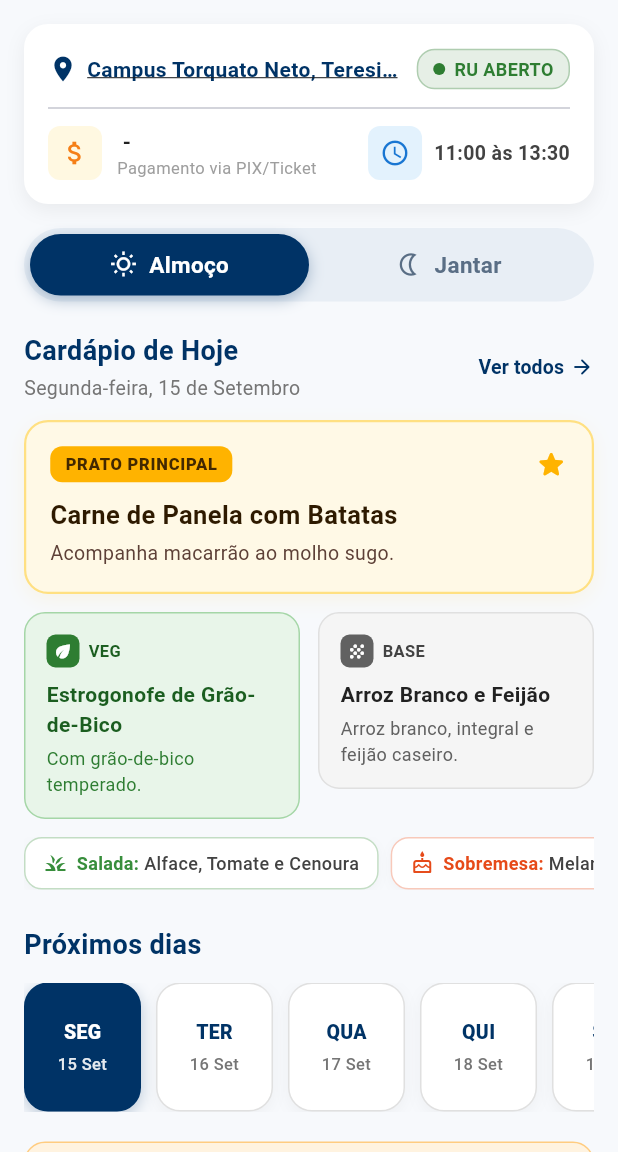
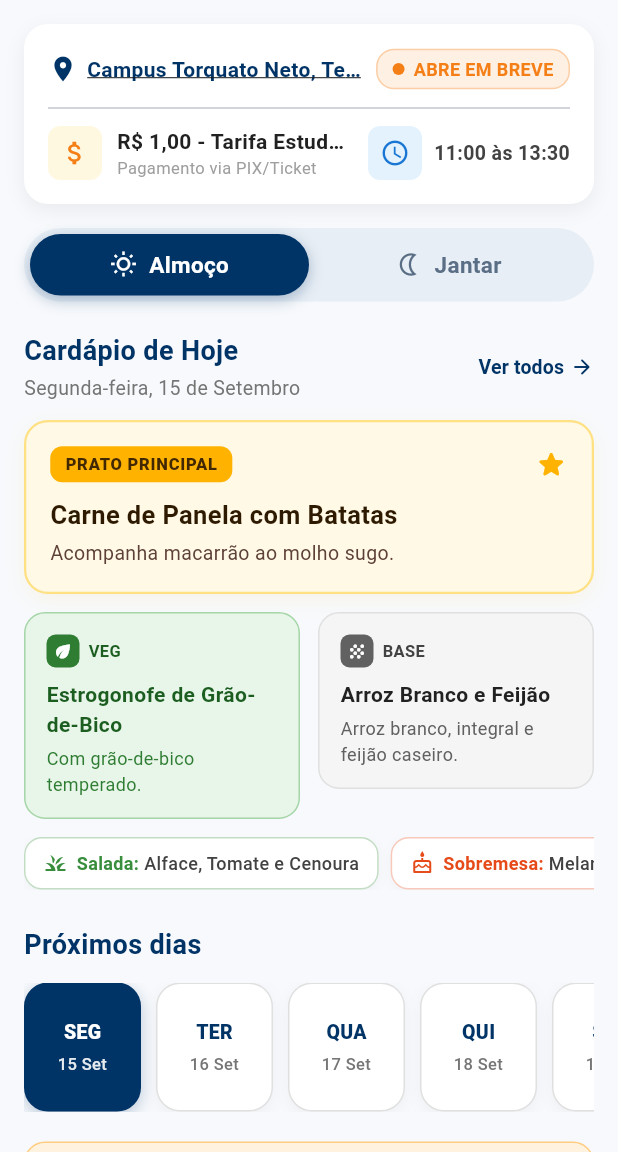
Before and after one commit to VitorLucas007/UESPI_RU, a Flutter app: the screen it shows after launch, on a phone screen of 412 x 824 dp, the part 84-1236 px from its top. Run offline on Flutter 3.47's test engine with Material 3 defaults, Android fonts, the phone set to English and light mode, and no system bars; our stand-ins replace flutter_map, latlong2.

Commit message:
correção na home page para aparecer o valor da ficha e status do ru

```diff
--- a/lib/viewmodels/home_viewmodel.dart
+++ b/lib/viewmodels/home_viewmodel.dart
@@ -1,8 +1,21 @@
+import 'dart:async';
 import 'package:flutter/material.dart';
 import '../data/dummy_data.dart';
 import '../models/cardapio.dart';
 
 enum TipoRefeicao { almoco, jantar }
+
+/// Status de funcionamento do RU baseado no horário atual.
+enum StatusRu {
+  /// O RU está atendendo agora (dentro do horário de almoço ou jantar).
+  aberto,
+
+  /// O RU está fora do horário de funcionamento.
+  fechado,
+
+  /// O RU abre em menos de 30 minutos.
+  abreEmBreve,
+}
 
 class HomeViewModel extends ChangeNotifier {
   final List<CardapioDia> _cardapioSemanal = dummyCardapioSemanal;
@@ -10,6 +23,13 @@ class HomeViewModel extends ChangeNotifier {
 
   int _diaSelecionadoIndex = 0;
   TipoRefeicao _refeicaoSelecionada = TipoRefeicao.almoco;
+  Timer? _timerStatus;
+
+  HomeViewModel() {
+    _iniciarTimerStatus();
+  }
+
+  // Getters existentes
 
   List<CardapioDia> get cardapioSemanal => _cardapioSemanal;
   Map<String, String> get infoGeral => _infoGeral;
@@ -26,6 +46,102 @@ class HomeViewModel extends ChangeNotifier {
 
   bool get estaFechado => refeicaoAtual == null;
 
+  // Status dinâmico do RU
+
+  /// Retorna o [StatusRu] calculado para o horário atual.
+  StatusRu get statusRu => _calcularStatus(DateTime.now());
+
+  /// Texto legível do status para exibição na UI.
+  String get statusRuTexto {
+    switch (statusRu) {
+      case StatusRu.aberto:
+        return 'RU ABERTO';
+      case StatusRu.abreEmBreve:
+        return 'ABRE EM BREVE';
+      case StatusRu.fechado:
+        return 'RU FECHADO';
+    }
+  }
+
+  /// Calcula o status baseado em [agora] comparando com os horários de
+  /// almoço e jantar do dia selecionado.
+  StatusRu _calcularStatus(DateTime agora) {
+    final dia = diaAtual;
+    final horaAtual = agora.hour * 60 + agora.minute; // minutos desde 00:00
+
+    // Verifica almoço
+    final intervaloAlmoco = _parseIntervalo(dia.almoco.horario);
+    if (intervaloAlmoco != null) {
+      if (horaAtual >= intervaloAlmoco.$1 && horaAtual <= intervaloAlmoco.$2) {
+        return StatusRu.aberto;
+      }
+      // Abre em breve: faltam 30 min ou menos para o início
+      if (horaAtual >= intervaloAlmoco.$1 - 30 &&
+          horaAtual < intervaloAlmoco.$1) {
+        return StatusRu.abreEmBreve;
+      }
+    }
+
+    // Verifica jantar (se existir)
+    if (dia.temJantar) {
+      final intervaloJantar = _parseIntervalo(dia.janta!.horario);
+      if (intervaloJantar != null) {
+        if (horaAtual >= intervaloJantar.$1 &&
+            horaAtual <= intervaloJantar.$2) {
+          return StatusRu.aberto;
+        }
+        if (horaAtual >= intervaloJantar.$1 - 30 &&
+            horaAtual < intervaloJantar.$1) {
+          return StatusRu.abreEmBreve;
+        }
+      }
+    }
+
+    return StatusRu.fechado;
+  }
+
+  /// Faz o parse de uma string como "11:00 às 13:30" e retorna um record
+  /// (inicioMinutos, fimMinutos). Retorna null se o formato for inesperado.
+  (int, int)? _parseIntervalo(String horario) {
+    // Normaliza variações: "às", "as", "-", "a"
+    final partes = horario
+        .replaceAll('às', '|')
+        .replaceAll('as', '|')
+        .replaceAll('-', '|')
+        .replaceAll(' a ', '|')
+        .split('|')
+        .map((s) => s.trim())
+        .where((s) => s.isNotEmpty)
+        .toList();
+
+    if (partes.length != 2) return null;
+
+    final inicio = _parseHora(partes[0]);
+    final fim = _parseHora(partes[1]);
+    if (inicio == null || fim == null) return null;
+
+    return (inicio, fim);
+  }
+
+  /// Converte "HH:MM" em minutos desde 00:00.
+  int? _parseHora(String hora) {
+    final componentes = hora.split(':');
+    if (componentes.length != 2) return null;
+    final h = int.tryParse(componentes[0]);
+    final m = int.tryParse(componentes[1]);
+    if (h == null || m == null) return null;
+    return h * 60 + m;
+  }
+
+  // Timer para atualização automática
+  void _iniciarTimerStatus() {
+    // Atualiza a cada 60 segundos para recalcular o status
+    _timerStatus = Timer.periodic(const Duration(seconds: 60), (_) {
+      notifyListeners();
+    });
+  }
+
+  // Seleção de dia e refeição
   void selecionarDia(int index) {
     if (index >= 0 && index < _cardapioSemanal.length) {
       _diaSelecionadoIndex = index;
@@ -39,4 +155,10 @@ class HomeViewModel extends ChangeNotifier {
       notifyListeners();
     }
   }
+
+  @override
+  void dispose() {
+    _timerStatus?.cancel();
+    super.dispose();
+  }
 }
--- a/lib/views/home/home_page.dart
+++ b/lib/views/home/home_page.dart
@@ -84,7 +84,8 @@ class _HomePageState extends State<HomePage> {
             // Header Card
             HeaderCard(
               campus: infoGeral['campus'] ?? 'Campus Torquato Neto',
-              statusRu: infoGeral['statusRu'] ?? 'RU ABERTO',
+              statusRu: _viewModel.statusRu,
+              statusRuTexto: _viewModel.statusRuTexto,
               tarifa: infoGeral['tarifa'] ?? 'R\$ 1,00',
               tarifaRotulo: infoGeral['tarifaRotulo'] ?? 'Tarifa Estudante',
               horario: refeicaoAtual?.horario ?? diaAtual.almoco.horario,
--- a/lib/views/home/widgets/header_card.dart
+++ b/lib/views/home/widgets/header_card.dart
@@ -1,8 +1,10 @@
 import 'package:flutter/material.dart';
+import '../../../viewmodels/home_viewmodel.dart';
 
 class HeaderCard extends StatelessWidget {
   final String campus;
-  final String statusRu;
+  final StatusRu statusRu;
+  final String statusRuTexto;
   final String tarifa;
   final String tarifaRotulo;
   final String horario;
@@ -12,14 +14,37 @@ class HeaderCard extends StatelessWidget {
     super.key,
     required this.campus,
     required this.statusRu,
+    required this.statusRuTexto,
     required this.tarifa,
     required this.tarifaRotulo,
     required this.horario,
     required this.onLocationTap,
   });
 
+  /// Cor principal do badge de acordo com o status.
+  Color _corStatus() {
+    switch (statusRu) {
+      case StatusRu.aberto:
+        return const Color(0xFF2E7D32); // verde
+      case StatusRu.abreEmBreve:
+        return const Color(0xFFF57F17); // âmbar
+      case StatusRu.fechado:
+        return const Color(0xFFC62828); // vermelho
+    }
+  }
+
   @override
   Widget build(BuildContext context) {
+    final valorLimpo = tarifa.trim();
+    final valorFormatado =
+        valorLimpo.startsWith(r'R$') ? valorLimpo : 'R\$ $valorLimpo';
+    final rotuloLimpo = tarifaRotulo.trim();
+    final textoTarifa = rotuloLimpo.isNotEmpty
+        ? '$valorFormatado - $rotuloLimpo'
+        : valorFormatado;
+
+    final corBadge = _corStatus();
+
     return Container(
       width: double.infinity,
       padding: const EdgeInsets.all(16),
@@ -69,13 +94,13 @@ class HeaderCard extends StatelessWidget {
                 ),
               ),
               const SizedBox(width: 8),
-              // Badge RU ABERTO
+              // Badge status dinâmico
               Container(
                 padding: const EdgeInsets.symmetric(horizontal: 10, vertical: 4),
                 decoration: BoxDecoration(
-                  color: const Color(0xFF2E7D32).withValues(alpha: 0.12),
+                  color: corBadge.withValues(alpha: 0.12),
                   borderRadius: BorderRadius.circular(12),
-                  border: Border.all(color: const Color(0xFF2E7D32).withValues(alpha: 0.3)),
+                  border: Border.all(color: corBadge.withValues(alpha: 0.3)),
                 ),
                 child: Row(
                   mainAxisSize: MainAxisSize.min,
@@ -83,16 +108,16 @@ class HeaderCard extends StatelessWidget {
                     Container(
                       width: 8,
                       height: 8,
-                      decoration: const BoxDecoration(
-                        color: Color(0xFF2E7D32),
+                      decoration: BoxDecoration(
+                        color: corBadge,
                         shape: BoxShape.circle,
                       ),
                     ),
                     const SizedBox(width: 6),
                     Text(
-                      statusRu,
-                      style: const TextStyle(
-                        color: Color(0xFF2E7D32),
+                      statusRuTexto,
+                      style: TextStyle(
+                        color: corBadge,
                         fontWeight: FontWeight.w700,
                         fontSize: 12,
                       ),
@@ -107,7 +132,8 @@ class HeaderCard extends StatelessWidget {
             mainAxisAlignment: MainAxisAlignment.spaceBetween,
             children: [
               // Tarifa
-              Row(
+              Expanded(
+                child: Row(
                   children: [
                     Container(
                       padding: const EdgeInsets.all(8),
@@ -118,11 +144,14 @@ class HeaderCard extends StatelessWidget {
                       child: const Icon(Icons.attach_money, color: Color(0xFFF57F17), size: 20),
                     ),
                     const SizedBox(width: 10),
-                  Column(
+                    Expanded(
+                      child: Column(
                         crossAxisAlignment: CrossAxisAlignment.start,
                         children: [
                           Text(
-                        ' - ',
+                            textoTarifa,
+                            maxLines: 1,
+                            overflow: TextOverflow.ellipsis,
                             style: const TextStyle(
                               fontWeight: FontWeight.bold,
                               fontSize: 14,
@@ -131,14 +160,20 @@ class HeaderCard extends StatelessWidget {
                           ),
                           const Text(
                             'Pagamento via PIX/Ticket',
+                            maxLines: 1,
+                            overflow: TextOverflow.ellipsis,
                             style: TextStyle(fontSize: 11, color: Colors.grey),
                           ),
                         ],
                       ),
+                    ),
                   ],
                 ),
+              ),
+              const SizedBox(width: 12),
               // Horário
               Row(
+                mainAxisSize: MainAxisSize.min,
                 children: [
                   Container(
                     padding: const EdgeInsets.all(8),
```
Lines whose indentation alone changed are shown as unchanged.
